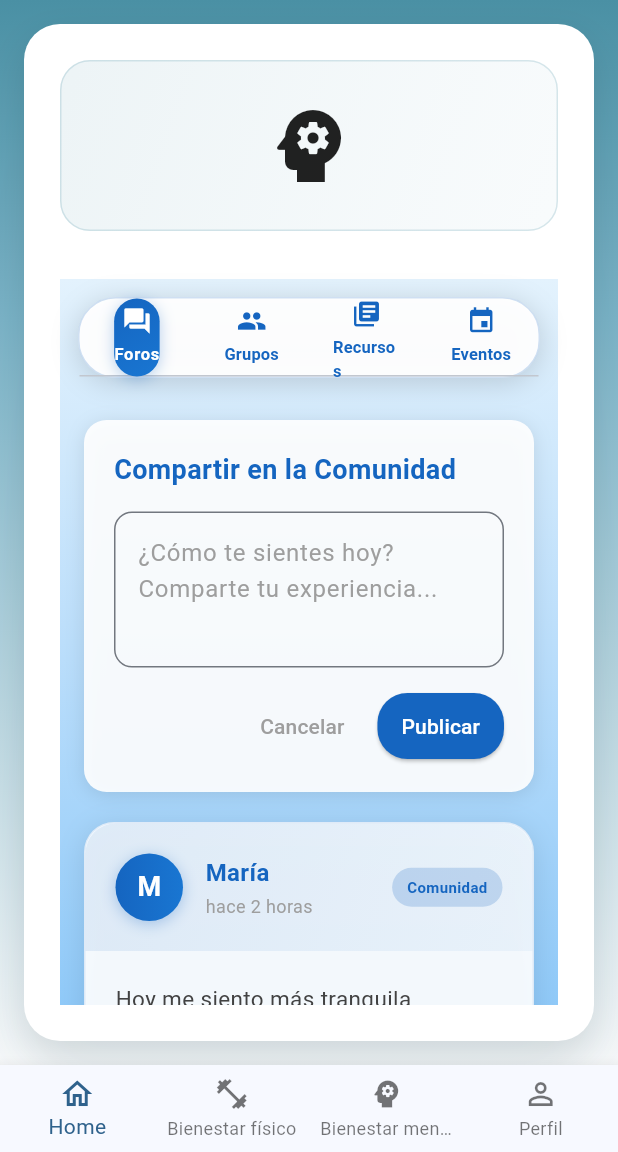
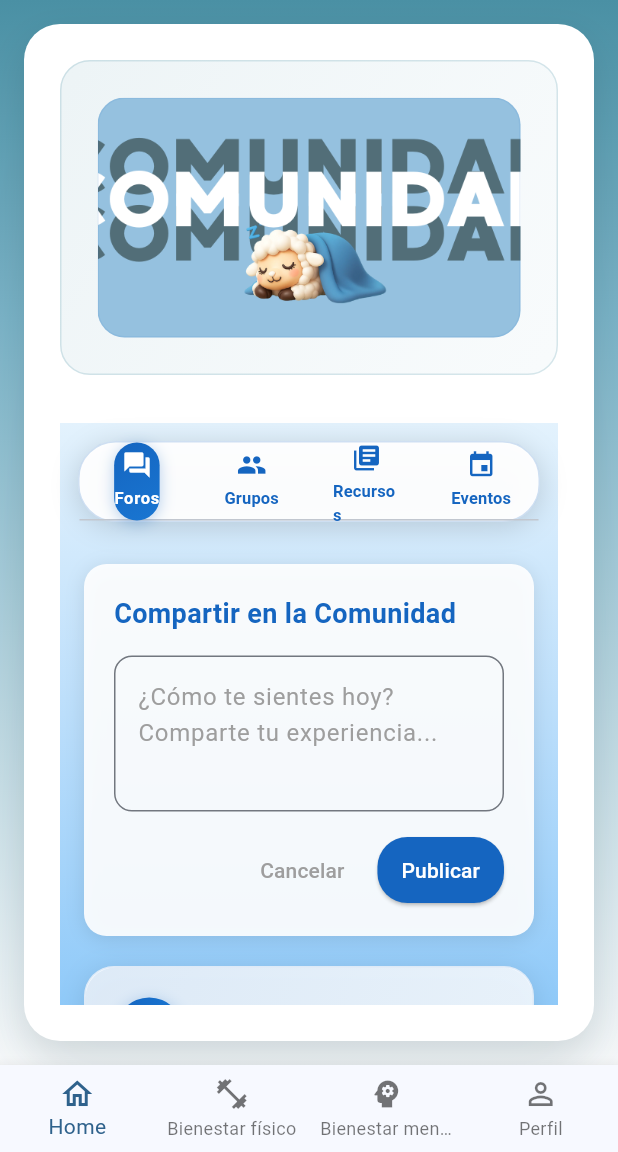
Before and after one commit to naohan/demo-, a Flutter app: the CommunityMindInteractiveScreen screen opened by its route, on a phone screen of 412 x 824 dp, the part 84-1236 px from its top. Run offline on Flutter 3.47's test engine with Material 3 defaults, Android fonts, the phone set to English and light mode, and no system bars; our stand-ins replace audioplayers.

Commit message:
add banner-comunity in screen and interactive screen

```diff
--- a/lib/src/features/community/mind/community_mind_interactive_screen.dart
+++ b/lib/src/features/community/mind/community_mind_interactive_screen.dart
@@ -33,7 +33,19 @@ class _CommunityMindInteractiveScreenState extends State<CommunityMindInteractiv
   Widget build(BuildContext context) {
     return UserBaseLayout(
       title: 'Comunidad Interactiva',
-      hero: const Icon(Icons.psychology, size: 64),
+      hero: Container(
+        height: 160,
+        width: double.infinity,
+        decoration: BoxDecoration(
+          borderRadius: BorderRadius.circular(18),
+          border: Border.all(color: const Color(0xFF1565C0).withOpacity(0.08)),
+          image: const DecorationImage(
+            image: AssetImage('assets/banner/banner-comunity.png'),
+            fit: BoxFit.cover,
+            alignment: Alignment.center,
+          ),
+        ),
+      ),
       child: Container(
         decoration: BoxDecoration(
           gradient: LinearGradient(
--- a/pubspec.yaml
+++ b/pubspec.yaml
@@ -61,6 +61,7 @@ flutter:
   # To add assets to your application, add an assets section, like this:
   assets:
     - assets/banner/banner-trainer.png
+    - assets/banner/banner-comunity.png
     - assets/logo/logo_S.png
     - assets/mascota/mascota.png
     - assets/home/mente_plena.png
```
Also changed, not shown: lib/src/features/community/mind/community_mind_screen.dart (+13 -1 lines), assets/banner/banner-comunity.png (added).
